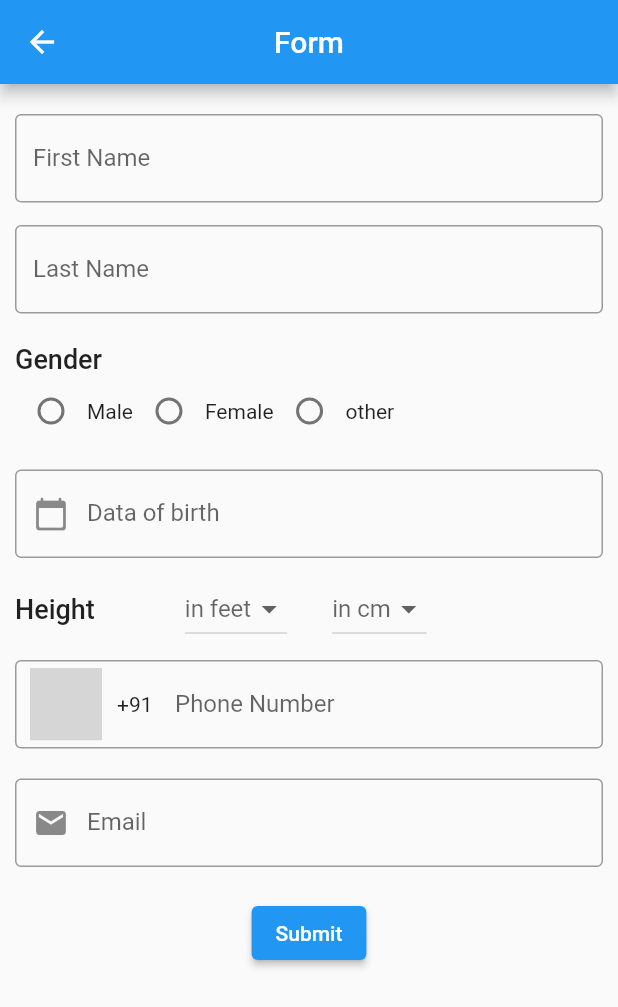
After one commit to 1919Saurabh/basics, a Flutter app: the screen it shows after launch, after a tap on "Form", on a phone screen of 412 x 824 dp. The commit adds this screen. Shown: the top 1007 px of the screen. Run offline on Flutter 3.47's test engine with Material 2 defaults, Android fonts, the phone set to English and light mode, and no system bars; missing offline and left inert: dart:ffi, fl_country_code_picker; grey boxes are pictures that could not be loaded.

Commit message:
10/11/2022

```diff
--- a/lib/main.dart
+++ b/lib/main.dart
@@ -1,4 +1,4 @@
-import 'package:basics/views/Table.dart';
+import 'package:basics/views/HomeScreen.dart';
 import 'package:flutter/material.dart';
 
 void main() {
@@ -12,7 +12,7 @@ class MyStatelessWidget extends StatelessWidget {
   Widget build(BuildContext context) {
     return const MaterialApp(
       debugShowCheckedModeBanner: false,
-      home: Table2(),
+      home: HomeScreen(),
     );
   }
 }
--- /dev/null
+++ b/lib/views/Form_Screen.dart
@@ -0,0 +1,301 @@
+import 'package:basics/widget/Phone_number_Text_Field.dart';
+
+import 'package:flutter/material.dart';
+
+import '../widget/Text_Field_For_DOB.dart';
+import '../widget/Text_Form_Field.dart';
+
+class FormScreen extends StatefulWidget {
+  const FormScreen({super.key});
+
+  @override
+  State<FormScreen> createState() => _FormScreenState();
+}
+
+class _FormScreenState extends State<FormScreen> {
+  String? validateEmail(String? value) {
+    const String pattern =
+        r"^[a-zA-Z0-9.!#$%&'*+/=?^_`{|}~-]+@[a-zA-Z0-9](?:[a-zA-Z0-9-]"
+        r'{0,253}[a-zA-Z0-9])?(?:\.[a-zA-Z0-9](?:[a-zA-Z0-9-]'
+        r'{0,253}[a-zA-Z0-9])?)*$';
+    RegExp regex = RegExp(pattern);
+    if (value == null || value.isEmpty || !regex.hasMatch(value))
+      return 'Enter a valid email address';
+    else
+      return null;
+  }
+
+  //picking height
+  List<String> _heightInFeet = [
+    '1',
+    '2',
+    '3',
+    '4',
+    '5',
+    '6',
+    '7',
+    '8',
+    '9',
+    '10'
+  ];
+
+  List<String> _heightInCm = [
+    '1',
+    '2',
+    '3',
+    '4',
+    '5',
+    '6',
+    '7',
+    '8',
+    '9',
+    '10'
+  ];
+
+  String? _selectedheightInFeet;
+  String? _selectedheightInCm;
+
+  final _formKey = GlobalKey<FormState>();
+
+  TextEditingController dateController = TextEditingController();
+
+  String? gender;
+
+  @override
+  Widget build(BuildContext context) {
+    return Scaffold(
+      appBar: AppBar(
+        centerTitle: true,
+        title: const Text('Form'),
+      ),
+      body: Container(
+        margin: const EdgeInsets.only(left: 10, right: 10, top: 10),
+        child: Form(
+          key: _formKey,
+          child: SingleChildScrollView(
+            child: Column(
+              crossAxisAlignment: CrossAxisAlignment.start,
+              children: [
+                const SizedBox(
+                  height: 10,
+                ),
+                TextFormFieldForFullName(
+                  labelText: 'First Name',
+                  validator: (value) {
+                    if (value == null || value.isEmpty) {
+                      return 'Please enter First name!';
+                    }
+                    return null;
+                  },
+                ),
+                const SizedBox(
+                  height: 15,
+                ),
+                TextFormFieldForFullName(
+                  labelText: 'Last Name',
+                  validator: (value) {
+                    if (value == null || value.isEmpty) {
+                      return 'Please enter last name!';
+                    }
+                    return null;
+                  },
+                ),
+                const SizedBox(
+                  height: 20,
+                ),
+                const Text(
+                  'Gender',
+                  style: TextStyle(
+                    fontSize: 18,
+                    fontWeight: FontWeight.w500,
+                  ),
+                ),
+
+                //Gender
+                Row(
+                  children: [
+                    Row(
+                      children: [
+                        Radio(
+                          value: 'male',
+                          groupValue: gender,
+                          onChanged: (value) {
+                            if (value == null) {
+                              const Text('Please Select Gender');
+                            } else {
+                              setState(() {
+                                gender = value;
+                              });
+                            }
+                          },
+                        ),
+                        const Text('Male')
+                      ],
+                    ),
+                    Row(
+                      children: [
+                        Radio(
+                          value: 'female',
+                          groupValue: gender,
+                          onChanged: (value) {
+                            setState(() {
+                              gender = value;
+                            });
+                          },
+                        ),
+                        const Text('Female')
+                      ],
+                    ),
+                    Row(
+                      children: [
+                        Radio(
+                          value: 'other',
+                          groupValue: gender,
+                          onChanged: (value) {
+                            setState(() {
+                              gender = value;
+                            });
+                          },
+                        ),
+                        const Text('other')
+                      ],
+                    ),
+                  ],
+                ),
+                const SizedBox(
+                  height: 15,
+                ),
+                // Date of Birth
+                const TextFieldForDOB(),
+                const SizedBox(
+                  height: 10,
+                ),
+                // Height
+                Row(
+                  children: [
+                    const Text(
+                      'Height',
+                      style: TextStyle(
+                        fontSize: 18,
+                        fontWeight: FontWeight.w500,
+                      ),
+                    ),
+                    const SizedBox(
+                      width: 60,
+                    ),
+                    // Selected height in feet
+                    DropdownButton(
+                      hint: Text(_selectedheightInFeet == null
+                          ? 'in feet'
+                          : _selectedheightInFeet.toString()),
+                      items: _heightInFeet.map((e) {
+                        return DropdownMenuItem(
+                          child: Text(e.toString()),
+                          value: e,
+                        );
+                      }).toList(),
+                      onChanged: (value) {
+                        setState(() {
+                          _selectedheightInFeet = value;
+                        });
+                      },
+                    ),
+                    const SizedBox(
+                      width: 30,
+                    ),
+                    // Selected height in cm
+                    DropdownButton(
+                      hint: Text(_selectedheightInCm == null
+                          ? 'in cm'
+                          : _selectedheightInCm.toString()),
+                      items: _heightInFeet.map((e) {
+                        return DropdownMenuItem(
+                          child: Text(e.toString()),
+                          value: e,
+                        );
+                      }).toList(),
+                      onChanged: (value) {
+                        setState(() {
+                          _selectedheightInCm = value;
+                        });
+                      },
+                    ),
+                    const SizedBox(
+                      width: 100,
+                    ),
+                  ],
+                ),
+                const SizedBox(
+                  height: 10,
+                ),
+                //Phone Number
+                const PhoneNumberTextFormField(),
+                const SizedBox(
+                  height: 20,
+                ),
+                //Email id text field
+                TextFormFieldForFullName(
+                  icon: const Icon(Icons.email),
+                  labelText: 'Email',
+                  validator: (value) {
+                    const String pattern =
+                        r"^[a-zA-Z0-9.!#$%&'*+/=?^_`{|}~-]+@[a-zA-Z0-9](?:[a-zA-Z0-9-]"
+                        r'{0,253}[a-zA-Z0-9])?(?:\.[a-zA-Z0-9](?:[a-zA-Z0-9-]'
+                        r'{0,253}[a-zA-Z0-9])?)*$';
+                    RegExp regex = RegExp(pattern);
+                    if (value == null ||
+                        value.isEmpty ||
+                        !regex.hasMatch(value))
+                      return 'Enter a valid email address';
+                    else
+                      return null;
+                  },
+                ),
+                const SizedBox(
+                  height: 20,
+                ),
+                //Submit Button
+                Align(
+                  alignment: Alignment.center,
+                  child: ElevatedButton(
+                    onPressed: () {
+                      if (gender != null) {
+                        ScaffoldMessenger.of(context).showSnackBar(
+                          const SnackBar(
+                            content: Text('Please Select gender.'),
+                          ),
+                        );
+                      }
+                      if (_selectedheightInFeet == null) {
+                        ScaffoldMessenger.of(context).showSnackBar(
+                          const SnackBar(
+                            content: Text('Please Select height in feet.'),
+                          ),
+                        );
+                      }
+                      if (_selectedheightInCm == null) {
+                        ScaffoldMessenger.of(context).showSnackBar(
+                          const SnackBar(
+                            content: Text('Please Select height in cm.'),
+                          ),
+                        );
+                      }
+                      if (_formKey.currentState!.validate()) {
+                        ScaffoldMessenger.of(context).showSnackBar(
+                          const SnackBar(
+                            content: Text('Processing Data'),
+                          ),
+                        );
+                      }
+                    },
+                    child: const Text('Submit'),
+                  ),
+                ),
+              ],
+            ),
+          ),
+        ),
+      ),
+    );
+  }
+}
--- a/lib/views/HomeScreen.dart
+++ b/lib/views/HomeScreen.dart
@@ -1,3 +1,6 @@
+import 'dart:ffi';
+
+import 'package:basics/views/Form_Screen.dart';
 import 'package:basics/views/tables.dart';
 import 'package:flutter/material.dart';
 
@@ -31,21 +34,24 @@ class _HomeScreenState extends State<HomeScreen> {
           ),
         ],
       ),
-      body: Container(
-        child: Row(
-          children: [
-            newColumn(num: 1),
-            newColumn(num: 11),
-            newColumn(num: 21),
-            newColumn(num: 31),
-            newColumn(num: 41),
-            newColumn(num: 51),
-            newColumn(num: 61),
-            newColumn(num: 71),
-            newColumn(num: 81),
-            newColumn(num: 91),
-          ],
-        ),
+      body: Column(
+        mainAxisAlignment: MainAxisAlignment.center,
+        children: [
+          const SizedBox(
+            width: double.infinity,
+          ),
+          ElevatedButton(
+            onPressed: () {
+              Navigator.push(
+                context,
+                MaterialPageRoute(
+                  builder: (context) => const FormScreen(),
+                ),
+              );
+            },
+            child: const Text('Form'),
+          ),
+        ],
       ),
       floatingActionButton: FloatingActionButton.extended(
         splashColor: Colors.transparent,
--- /dev/null
+++ b/lib/widget/Phone_number_Text_Field.dart
@@ -0,0 +1,65 @@
+import 'package:fl_country_code_picker/fl_country_code_picker.dart';
+import 'package:flutter/material.dart';
+
+class PhoneNumberTextFormField extends StatefulWidget {
+  const PhoneNumberTextFormField({super.key});
+
+  @override
+  State<PhoneNumberTextFormField> createState() =>
+      _PhoneNumberTextFormFieldState();
+}
+
+class _PhoneNumberTextFormFieldState extends State<PhoneNumberTextFormField> {
+  final countryPicker = const FlCountryCodePicker();
+  CountryCode countryCode =
+      const CountryCode(name: 'India', code: 'In', dialCode: '+91');
+
+  TextEditingController phoneController = TextEditingController();
+  @override
+  Widget build(BuildContext context) {
+    return TextFormField(
+      autovalidateMode: AutovalidateMode.onUserInteraction,
+      validator: (value) {
+        if (value == null || value.isEmpty) {
+          return 'Please enter Date of birth!';
+        }
+        return null;
+      },
+      controller: phoneController,
+      keyboardType: TextInputType.number,
+      decoration: InputDecoration(
+        counterText: "",
+        floatingLabelStyle: const TextStyle(fontSize: 18),
+        label: const Text('Phone Number'),
+        border: const OutlineInputBorder(),
+        prefixIcon: Container(
+          margin: const EdgeInsets.only(left: 10, right: 15),
+          child: InkWell(
+            onTap: () async {
+              final code = await countryPicker.showPicker(context: context);
+              setState(
+                () {
+                  if (code != null) {
+                    countryCode = code;
+                  }
+                },
+              );
+            },
+            child: Row(
+              mainAxisSize: MainAxisSize.min,
+              children: [
+                Container(
+                  child: countryCode.flagImage,
+                ),
+                const SizedBox(
+                  width: 10,
+                ),
+                Text(countryCode.dialCode),
+              ],
+            ),
+          ),
+        ),
+      ),
+    );
+  }
+}
--- /dev/null
+++ b/lib/widget/Text_Field_For_DOB.dart
@@ -0,0 +1,47 @@
+import 'package:flutter/material.dart';
+
+class TextFieldForDOB extends StatefulWidget {
+  const TextFieldForDOB({super.key});
+
+  @override
+  State<TextFieldForDOB> createState() => _TextFieldForDOBState();
+}
+
+class _TextFieldForDOBState extends State<TextFieldForDOB> {
+  TextEditingController dateController = TextEditingController();
+  @override
+  Widget build(BuildContext context) {
+    return TextFormField(
+      autovalidateMode: AutovalidateMode.onUserInteraction,
+      controller: dateController,
+      keyboardType: TextInputType.none,
+      onTap: () async {
+        final DateTime? datetimePicker = await showDatePicker(
+            context: context,
+            initialDate: DateTime.now(),
+            firstDate: DateTime(1900),
+            lastDate: DateTime(2100));
+
+        if (datetimePicker != null) {
+          setState(() {
+            dateController.text =
+                '${datetimePicker.day}/${datetimePicker.month}/${datetimePicker.year}';
+          });
+        }
+      },
+      validator: (value) {
+        if (value == null || value.isEmpty) {
+          return 'Please enter Date of birth!';
+        }
+        return null;
+      },
+      decoration: const InputDecoration(
+        prefixIcon: Icon(Icons.calendar_today_rounded),
+        label: Text('Data of birth'),
+        hintText: 'mm/dd/yyyy',
+        floatingLabelStyle: TextStyle(fontSize: 20),
+        border: OutlineInputBorder(),
+      ),
+    );
+  }
+}
--- /dev/null
+++ b/lib/widget/Text_Form_Field.dart
@@ -0,0 +1,25 @@
+import 'package:flutter/material.dart';
+
+// ignore: must_be_immutable
+class TextFormFieldForFullName extends StatelessWidget {
+  final String labelText;
+  final String? Function(String?)? validator;
+  final Icon? icon;
+
+  const TextFormFieldForFullName(
+      {super.key, required this.labelText, required this.validator, this.icon});
+
+  @override
+  Widget build(BuildContext context) {
+    return TextFormField(
+      autovalidateMode: AutovalidateMode.onUserInteraction,
+      validator: validator,
+      decoration: InputDecoration(
+        prefixIcon: icon,
+        label: Text(labelText),
+        floatingLabelStyle: const TextStyle(fontSize: 18),
+        border: const OutlineInputBorder(),
+      ),
+    );
+  }
+}
--- a/pubspec.yaml
+++ b/pubspec.yaml
@@ -36,6 +36,7 @@ dependencies:
   # The following adds the Cupertino Icons font to your application.
   # Use with the CupertinoIcons class for iOS style icons.
   cupertino_icons: ^1.0.2
+  fl_country_code_picker: ^0.0.3+1
 
 dev_dependencies:
   flutter_test:
```
Also changed, not shown: pubspec.lock.
